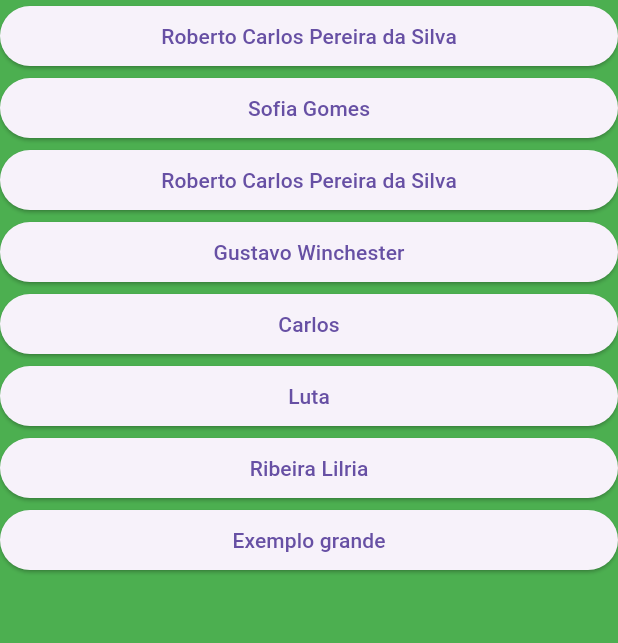
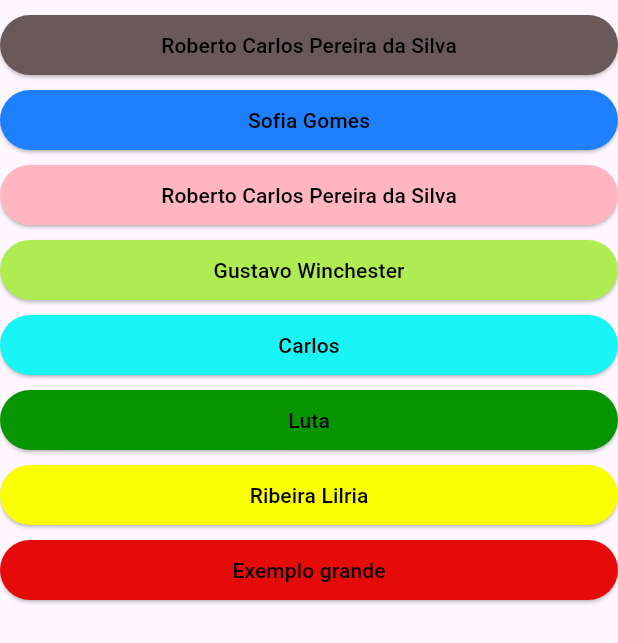
Before and after one commit to Qwe3301/timeLine, a Flutter app: the DrawerEvent widget shown alone on an empty page, opened directly, on a phone screen of 412 x 824 dp. Shown: the top 643 px of the screen. Run offline on Flutter 3.47's test engine with Material 3 defaults, Android fonts, the phone set to English and light mode, and no system bars.

```diff
--- a/lib/data/dataFake/DataFake.dart
+++ b/lib/data/dataFake/DataFake.dart
@@ -8,7 +8,7 @@ class DataFake {
       "inicio": -1360,
       "final": -1390,
       "isOpen": false,
-      "color": 0xff0d0100,
+      "color": 0xff6A5959,
     },
     {
       "nome": "Sofia Gomes",
@@ -68,7 +68,7 @@ class DataFake {
       "inicio": 3720,
       "final": 3749,
       "isOpen": false,
-      "color": 0xFFE60B0B,
+      "color": 0xFFFAFF00,
     },
     {
       "nome": "Exemplo grande",
--- a/lib/presentantion/Screens/ScreenHome/ScreenHome.dart
+++ b/lib/presentantion/Screens/ScreenHome/ScreenHome.dart
@@ -1,5 +1,5 @@
 import 'package:flutter/material.dart';
-import 'package:time_line/presentantion/Screens/ScreenHome/DrawerEvent.dart';
+import 'package:time_line/presentantion/modules/DrawerEvent.dart';
 import 'package:time_line/presentantion/Screens/ScreenHome/Interactive.dart';
 
 class ScreenHome extends StatefulWidget {
--- a/lib/presentantion/Screens/ScreenHome/DrawerEvent.dart
+++ b/lib/presentantion/modules/DrawerEvent.dart
@@ -21,15 +21,24 @@ class _DrawerEventState extends State<DrawerEvent> {
     }
 
     return Container(
-      color: Colors.green,
       child: ListView.builder(
         itemCount: timeLineController.dbClone.length,
+        itemExtent: 50,
         itemBuilder: (context, index) {
-          return ElevatedButton(
-            onPressed: () => {
-              functionFocusYear(timeLineController.dbClone[index]["inicio"])
-            },
-            child: Text(timeLineController.db.teste2[index]["nome"]),
+          return Padding(
+            padding: const EdgeInsets.only(top: 10),
+            child: ElevatedButton(
+              style: ElevatedButton.styleFrom(
+                  backgroundColor:
+                      Color(timeLineController.db.teste2[index]["color"])),
+              onPressed: () => {
+                functionFocusYear(timeLineController.dbClone[index]["inicio"])
+              },
+              child: Text(
+                timeLineController.db.teste2[index]["nome"],
+                style: const TextStyle(color: Colors.black),
+              ),
+            ),
           );
         },
       ),
--- a/pubspec.yaml
+++ b/pubspec.yaml
@@ -57,7 +57,7 @@ flutter:
   # The following line ensures that the Material Icons font is
   # included with your application, so that you can use the icons in
   # the material Icons class.
-  # uses-material-design: true
+  uses-material-design: true
 
   assets:
     - assets/images/Icons/loupe.png
```
